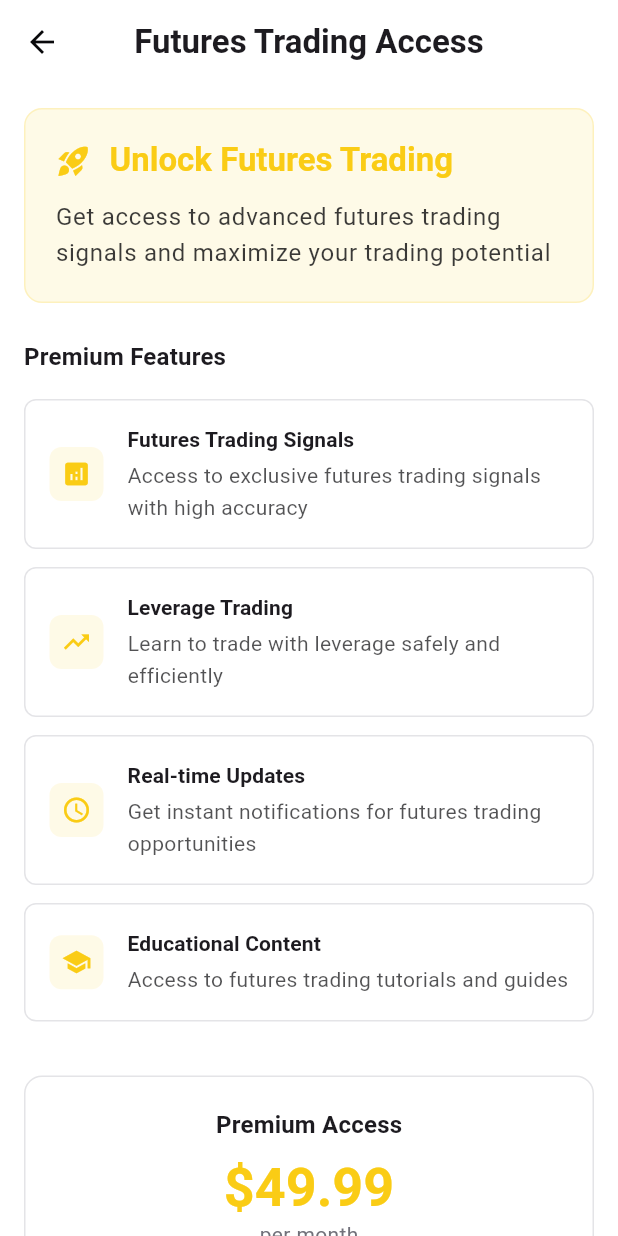
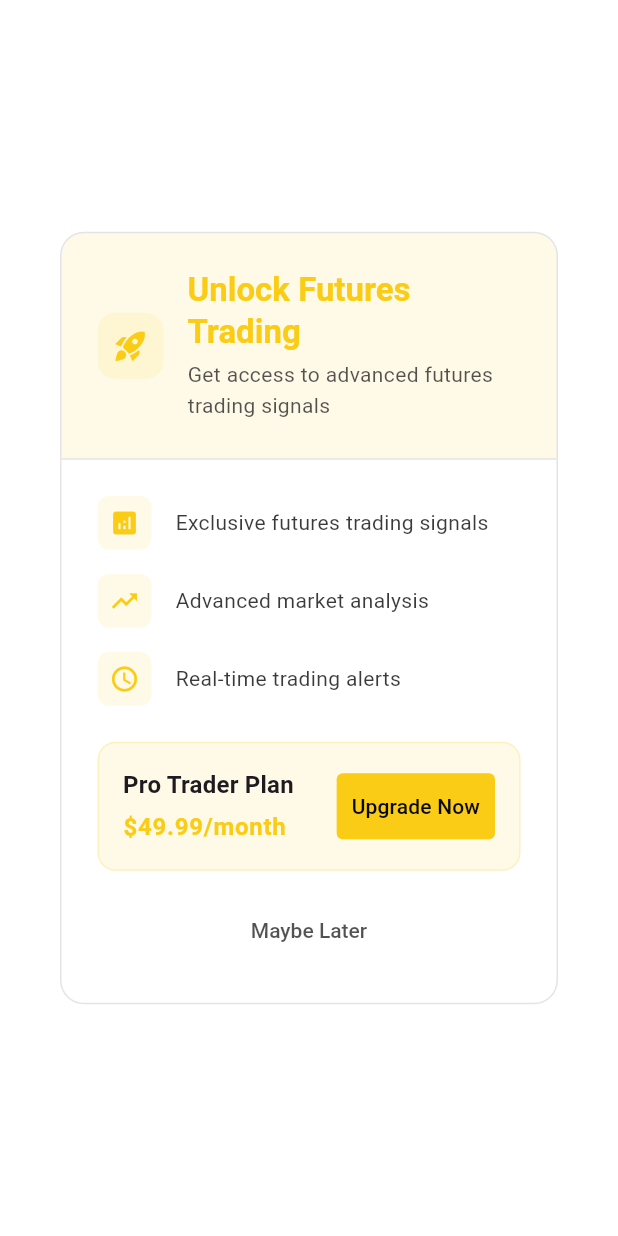
Before and after one commit to MuhammadBilalEllahi/Signal-Trader, a Flutter app: the FuturesSubscriptionPage widget shown alone on an empty page, opened directly, on a phone screen of 412 x 824 dp. Run offline on Flutter 3.47's test engine with Material 3 defaults, Android fonts, the light colour scheme and no system bars; our stand-ins replace dio, firebase_auth, firebase_core, fl_chart, flutter_dotenv, google_fonts and 9 more; missing offline and left inert: chart_sparkline; accounts and stored records are empty; network calls fail.

Commit message:
Enhance Profile and Futures Subscription UI with new navigation and design improvements

```diff
--- a/lib/pages/signals/subscription/FuturesSubscription.dart
+++ b/lib/pages/signals/subscription/FuturesSubscription.dart
@@ -1,4 +1,5 @@
 import 'package:flutter/material.dart';
+import 'package:tradingapp/pages/signals/subscription/SubscriptionPlans.dart';
 
 class FuturesSubscriptionPage extends StatelessWidget {
   const FuturesSubscriptionPage({super.key});
@@ -7,46 +8,56 @@ class FuturesSubscriptionPage extends StatelessWidget {
   Widget build(BuildContext context) {
     final isDark = Theme.of(context).brightness == Brightness.dark;
 
-    return Scaffold(
-      backgroundColor: Theme.of(context).scaffoldBackgroundColor,
-      appBar: AppBar(
-        title: Text(
-          "Futures Trading Access",
-          style: Theme.of(context).textTheme.titleLarge?.copyWith(
-            fontWeight: FontWeight.w600,
+    return Dialog(
+      backgroundColor: Colors.transparent,
+      child: Container(
+        width: double.infinity,
+        constraints: BoxConstraints(
+          maxHeight: MediaQuery.of(context).size.height * 0.8,
+          maxWidth: 400,
+        ),
+        decoration: BoxDecoration(
+          color: isDark
+              ? Theme.of(context).colorScheme.surface
+              : Theme.of(context).cardColor,
+          borderRadius: BorderRadius.circular(16),
+          border: Border.all(
+            color: Theme.of(context).dividerTheme.color ?? Colors.transparent,
           ),
         ),
-        centerTitle: true,
-        backgroundColor: Theme.of(context).scaffoldBackgroundColor,
-        elevation: 0,
+        child: Column(
+          mainAxisSize: MainAxisSize.min,
+          children: [
+            Container(
+              padding: const EdgeInsets.all(24),
+              decoration: BoxDecoration(
+                color: Theme.of(context).colorScheme.primary.withOpacity(0.1),
+                borderRadius: const BorderRadius.vertical(top: Radius.circular(15)),
+                border: Border(
+                  bottom: BorderSide(
+                    color: Theme.of(context).dividerTheme.color ?? Colors.transparent,
                   ),
-      body: SingleChildScrollView(
-        child: Padding(
-          padding: const EdgeInsets.all(16.0),
-          child: Column(
-            crossAxisAlignment: CrossAxisAlignment.start,
+                ),
+              ),
+              child: Row(
                 children: [
-              // Header Section
                   Container(
-                padding: const EdgeInsets.all(20),
+                    padding: const EdgeInsets.all(10),
                     decoration: BoxDecoration(
                       color: Theme.of(context).colorScheme.primary.withOpacity(0.1),
                       borderRadius: BorderRadius.circular(12),
-                  border: Border.all(
-                    color: Theme.of(context).colorScheme.primary.withOpacity(0.2),
                     ),
-                ),
-                child: Column(
-                  crossAxisAlignment: CrossAxisAlignment.start,
-                  children: [
-                    Row(
-                      children: [
-                        Icon(
+                    child: Icon(
                       Icons.rocket_launch,
                       color: Theme.of(context).colorScheme.primary,
                       size: 24,
                     ),
-                        const SizedBox(width: 12),
+                  ),
+                  const SizedBox(width: 16),
+                  Expanded(
+                    child: Column(
+                      crossAxisAlignment: CrossAxisAlignment.start,
+                      children: [
                         Text(
                           "Unlock Futures Trading",
                           style: Theme.of(context).textTheme.titleLarge?.copyWith(
@@ -54,98 +65,11 @@ class FuturesSubscriptionPage extends StatelessWidget {
                             color: Theme.of(context).colorScheme.primary,
                           ),
                         ),
-                      ],
-                    ),
-                    const SizedBox(height: 12),
+                        const SizedBox(height: 4),
                         Text(
-                      "Get access to advanced futures trading signals and maximize your trading potential",
-                      style: Theme.of(context).textTheme.bodyLarge?.copyWith(
-                        color: Theme.of(context).colorScheme.onSurface.withOpacity(0.8),
-                      ),
-                    ),
-                  ],
-                ),
-              ),
-              const SizedBox(height: 24),
-
-              // Features Section
-              Text(
-                "Premium Features",
-                style: Theme.of(context).textTheme.titleMedium?.copyWith(
-                  fontWeight: FontWeight.w600,
-                ),
-              ),
-              const SizedBox(height: 16),
-              _buildFeatureCard(
-                context,
-                icon: Icons.analytics,
-                title: "Futures Trading Signals",
-                description: "Access to exclusive futures trading signals with high accuracy",
-              ),
-              _buildFeatureCard(
-                context,
-                icon: Icons.trending_up,
-                title: "Leverage Trading",
-                description: "Learn to trade with leverage safely and efficiently",
-              ),
-              _buildFeatureCard(
-                context,
-                icon: Icons.access_time,
-                title: "Real-time Updates",
-                description: "Get instant notifications for futures trading opportunities",
-              ),
-              _buildFeatureCard(
-                context,
-                icon: Icons.school,
-                title: "Educational Content",
-                description: "Access to futures trading tutorials and guides",
-              ),
-
-              const SizedBox(height: 24),
-
-              // Pricing Section
-              Container(
-                padding: const EdgeInsets.all(20),
-                decoration: BoxDecoration(
-                  color: isDark
-                      ? Theme.of(context).colorScheme.surface
-                      : Theme.of(context).cardColor,
-                  borderRadius: BorderRadius.circular(12),
-                  border: Border.all(
-                    color: Theme.of(context).dividerTheme.color ?? Colors.transparent,
-                  ),
-                ),
-                child: Column(
-                  children: [
-                    Text(
-                      "Premium Access",
-                      style: Theme.of(context).textTheme.titleMedium?.copyWith(
-                        fontWeight: FontWeight.w600,
-                      ),
-                    ),
-                    const SizedBox(height: 8),
-                    Text(
-                      "\$49.99",
-                      style: Theme.of(context).textTheme.headlineLarge?.copyWith(
-                        fontWeight: FontWeight.bold,
-                        color: Theme.of(context).colorScheme.primary,
-                      ),
-                    ),
-                    Text(
-                      "per month",
-                      style: Theme.of(context).textTheme.bodyMedium,
-                    ),
-                    const SizedBox(height: 20),
-                    SizedBox(
-                      width: double.infinity,
-                      child: ElevatedButton(
-                        onPressed: () {
-                          // TODO: Implement subscription logic
-                        },
-                        style: ElevatedButton.styleFrom(
-                          padding: const EdgeInsets.symmetric(vertical: 16),
-                        ),
-                        child: const Text("Subscribe Now"),
+                          "Get access to advanced futures trading signals",
+                          style: Theme.of(context).textTheme.bodyMedium?.copyWith(
+                            color: Theme.of(context).colorScheme.onSurface.withOpacity(0.7),
                           ),
                         ),
                       ],
@@ -154,29 +78,107 @@ class FuturesSubscriptionPage extends StatelessWidget {
                 ],
               ),
             ),
+            Padding(
+              padding: const EdgeInsets.all(24),
+              child: Column(
+                children: [
+                  _buildFeatureRow(
+                    context,
+                    icon: Icons.analytics,
+                    text: "Exclusive futures trading signals",
+                  ),
+                  const SizedBox(height: 16),
+                  _buildFeatureRow(
+                    context,
+                    icon: Icons.trending_up,
+                    text: "Advanced market analysis",
+                  ),
+                  const SizedBox(height: 16),
+                  _buildFeatureRow(
+                    context,
+                    icon: Icons.access_time,
+                    text: "Real-time trading alerts",
+                  ),
+                  const SizedBox(height: 24),
+                  Container(
+                    padding: const EdgeInsets.all(16),
+                    decoration: BoxDecoration(
+                      color: Theme.of(context).colorScheme.primary.withOpacity(0.1),
+                      borderRadius: BorderRadius.circular(12),
+                      border: Border.all(
+                        color: Theme.of(context).colorScheme.primary.withOpacity(0.2),
+                      ),
+                    ),
+                    child: Row(
+                      mainAxisAlignment: MainAxisAlignment.spaceBetween,
+                      children: [
+                        Column(
+                          crossAxisAlignment: CrossAxisAlignment.start,
+                          children: [
+                            Text(
+                              "Pro Trader Plan",
+                              style: Theme.of(context).textTheme.titleMedium?.copyWith(
+                                fontWeight: FontWeight.w600,
+                              ),
+                            ),
+                            const SizedBox(height: 4),
+                            Text(
+                              "\$49.99/month",
+                              style: Theme.of(context).textTheme.bodyLarge?.copyWith(
+                                color: Theme.of(context).colorScheme.primary,
+                                fontWeight: FontWeight.w600,
+                              ),
+                            ),
+                          ],
+                        ),
+                        ElevatedButton(
+                          onPressed: () {
+
+                            Navigator.pushAndRemoveUntil(
+                              context,
+                              MaterialPageRoute(
+                                builder: (context) => const SubscriptionPlans(),
+
+                            ),
+                            (route) => false,
+                          );
+                          },
+                          style: ElevatedButton.styleFrom(
+                            padding: const EdgeInsets.symmetric(
+                              horizontal: 10,
+                              vertical: 12,
+                            ),
+                          ),
+                          child: const Text("Upgrade Now"),
+                        ),
+                      ],
+                    ),
+                  ),
+                  const SizedBox(height: 16),
+                  TextButton(
+                    onPressed: () => Navigator.of(context).pop(),
+                    child: Text(
+                      "Maybe Later",
+                      style: TextStyle(
+                        color: Theme.of(context).colorScheme.onSurface.withOpacity(0.7),
+                      ),
+                    ),
+                  ),
+                ],
+              ),
+            ),
+          ],
+        ),
       ),
     );
   }
 
-  Widget _buildFeatureCard(
+  Widget _buildFeatureRow(
     BuildContext context, {
     required IconData icon,
-    required String title,
-    required String description,
+    required String text,
   }) {
-    return Container(
-      margin: const EdgeInsets.only(bottom: 12),
-      padding: const EdgeInsets.all(16),
-      decoration: BoxDecoration(
-        color: Theme.of(context).brightness == Brightness.dark
-            ? Theme.of(context).colorScheme.surface
-            : Theme.of(context).cardColor,
-        borderRadius: BorderRadius.circular(8),
-        border: Border.all(
-          color: Theme.of(context).dividerTheme.color ?? Colors.transparent,
-        ),
-      ),
-      child: Row(
+    return Row(
       children: [
         Container(
           padding: const EdgeInsets.all(8),
@@ -192,27 +194,14 @@ class FuturesSubscriptionPage extends StatelessWidget {
         ),
         const SizedBox(width: 16),
         Expanded(
-            child: Column(
-              crossAxisAlignment: CrossAxisAlignment.start,
-              children: [
-                Text(
-                  title,
-                  style: Theme.of(context).textTheme.titleSmall?.copyWith(
-                    fontWeight: FontWeight.w600,
+          child: Text(
+            text,
+            style: Theme.of(context).textTheme.bodyMedium?.copyWith(
+              color: Theme.of(context).colorScheme.onSurface.withOpacity(0.8),
             ),
-                ),
-                const SizedBox(height: 4),
-                Text(
-                  description,
-                  style: Theme.of(context).textTheme.bodyMedium?.copyWith(
-                    color: Theme.of(context).colorScheme.onSurface.withOpacity(0.7),
           ),
         ),
       ],
-            ),
-          ),
-        ],
-      ),
     );
   }
 }
```
Also changed, not shown: lib/pages/root/profile/Profile.dart (+67 -6 lines), lib/pages/signals/subscription/SubscriptionPlans.dart (added, +240 -0 lines), 4 other files. Lines whose indentation alone changed are shown as unchanged.
